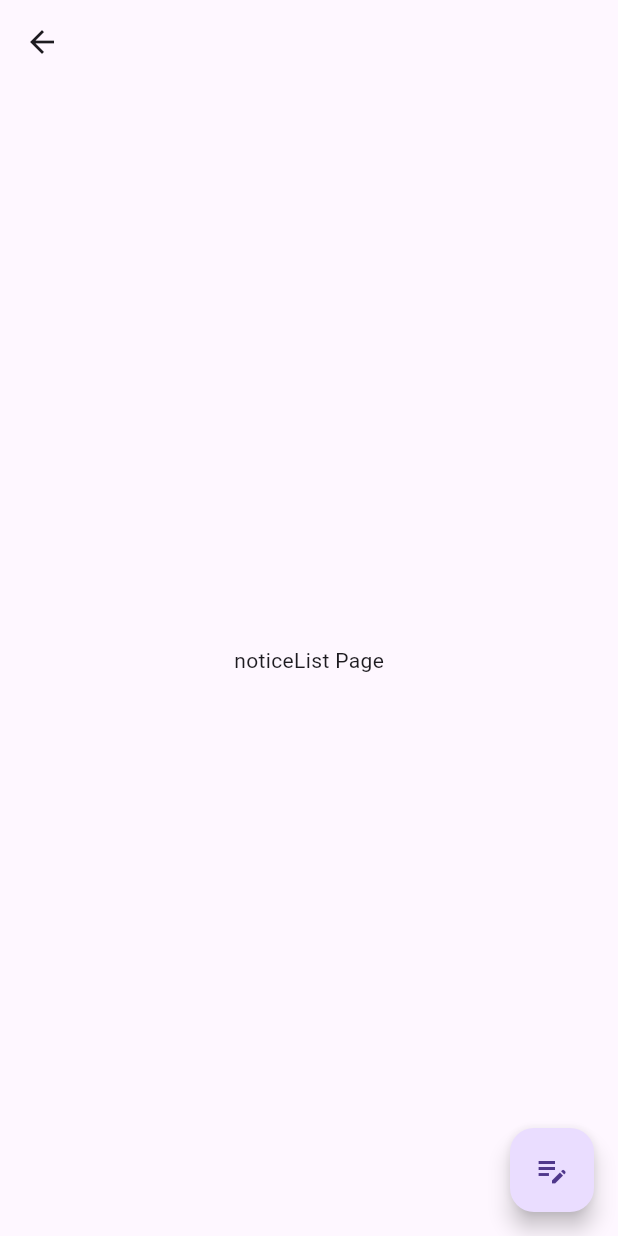
After one commit to GDG-on-Campus-SKHU/MOIDA_Mobile, a Flutter app: the NoticeList screen opened directly, on a phone screen of 412 x 824 dp. The commit adds this screen. Run offline on Flutter 3.47's test engine with Material 2 defaults, Android fonts, the phone set to English and light mode, and no system bars.

Commit message:
Design : addNotice & NoticeList Page

```diff
--- a/lib/Screens/Login.dart
+++ b/lib/Screens/Login.dart
@@ -2,6 +2,7 @@ import 'package:flutter/material.dart';
 import 'package:flutter/src/widgets/container.dart';
 import 'package:flutter/src/widgets/framework.dart';
 import 'package:moida_mobile/Controller/authController.dart';
+import 'package:moida_mobile/Screens/NoticeList.dart';
 import 'package:moida_mobile/Screens/SignIn.dart';
 
 class Login extends StatefulWidget {
@@ -108,6 +109,10 @@ class _LoginState extends State<Login> {
           ],
         ),
       ),
+      floatingActionButton: FloatingActionButton(onPressed: (() {
+        Navigator.push(
+            context, MaterialPageRoute(builder: ((context) => NoticeList())));
+      })),
     );
   }
 }
--- /dev/null
+++ b/lib/Screens/NoticeList.dart
@@ -0,0 +1,30 @@
+import 'package:flutter/material.dart';
+import 'package:flutter/src/widgets/container.dart';
+import 'package:flutter/src/widgets/framework.dart';
+import 'package:moida_mobile/Screens/WriteNotice.dart';
+
+class NoticeList extends StatefulWidget {
+  const NoticeList({super.key});
+
+  @override
+  State<NoticeList> createState() => _NoticeListState();
+}
+
+class _NoticeListState extends State<NoticeList> {
+  @override
+  Widget build(BuildContext context) {
+    return Scaffold(
+      appBar: AppBar(),
+      body: Center(
+        child: Text('noticeList Page'),
+      ),
+      floatingActionButton: FloatingActionButton(
+        child: Icon(Icons.edit_note_outlined),
+        onPressed: () {
+          Navigator.push(context,
+              MaterialPageRoute(builder: ((context) => WriteNotice())));
+        },
+      ),
+    );
+  }
+}
```
Also changed, not shown: lib/Controller/noticeController.dart (added, +26 -0 lines), lib/Screens/WriteNotice.dart (added, +22 -0 lines).
